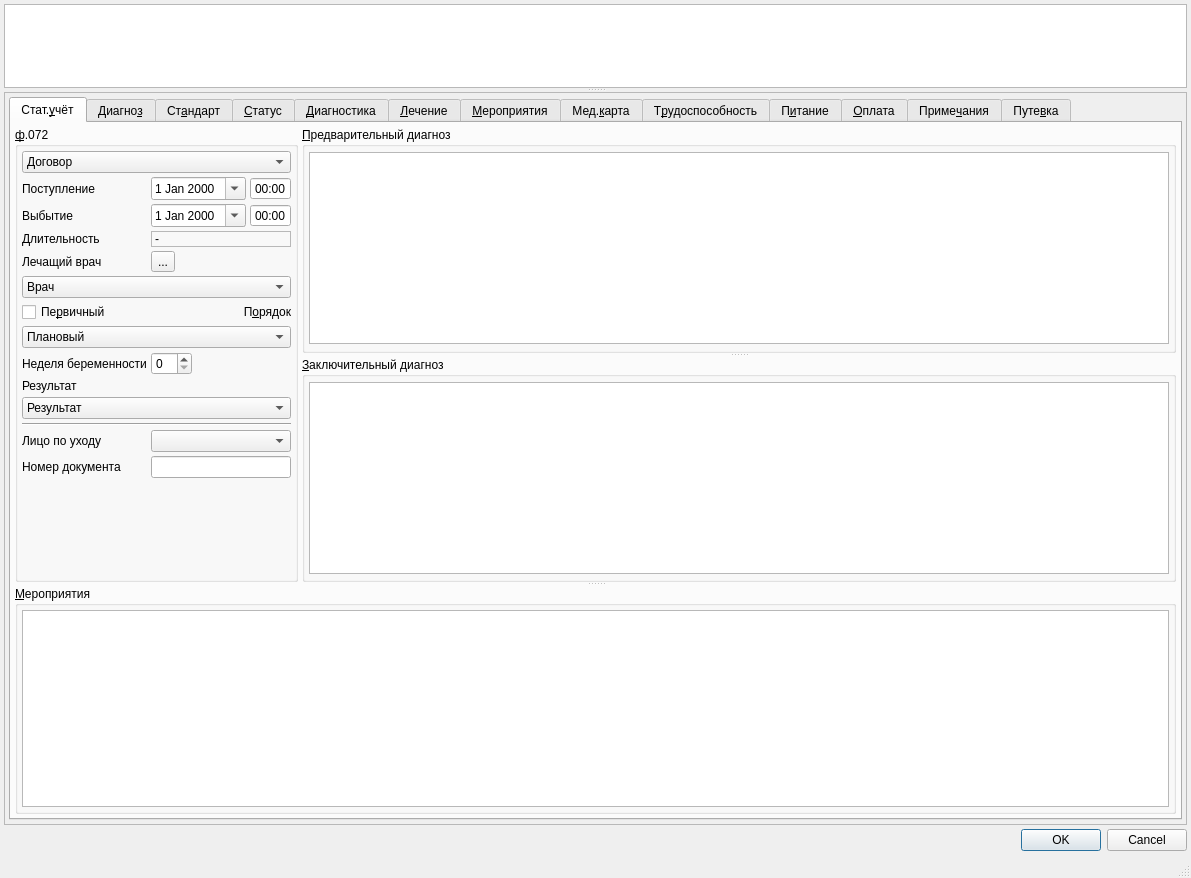
Above: F072/F072.ui from rusingineer/KPS-Samson before the change. Below: the same form after it.
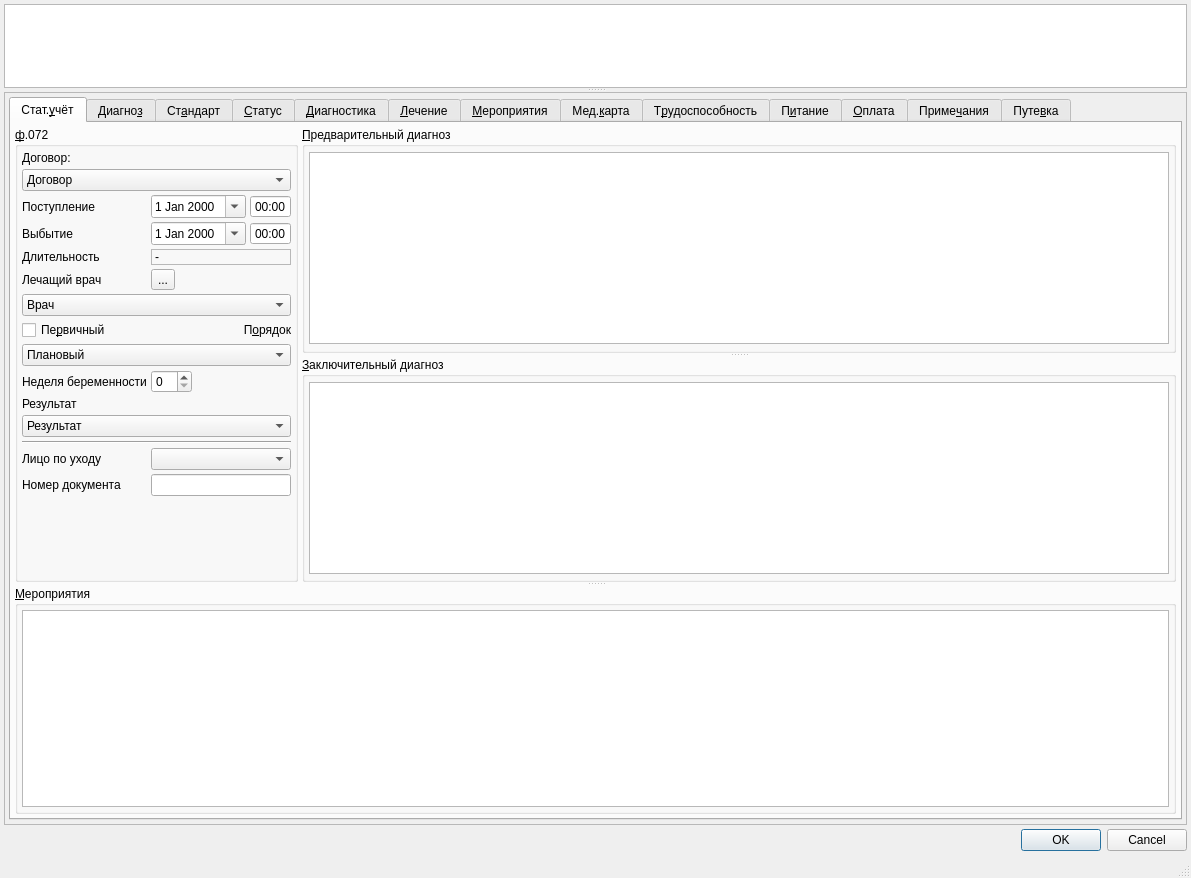
That is the form after the change. Custom widgets are drawn as their Qt base class.

The edit to the form file:
```diff
--- a/F072/F072.ui
+++ b/F072/F072.ui
@@ -203,14 +203,14 @@
                    <property name="spacing">
                     <number>4</number>
                    </property>
-                   <item row="5" column="1">
+                   <item row="6" column="1">
                     <widget class="QToolButton" name="btnExecPersonList">
                      <property name="text">
                       <string>...</string>
                      </property>
                     </widget>
                    </item>
-                   <item row="15" column="0" colspan="2">
+                   <item row="16" column="0" colspan="2">
                     <spacer name="verticalSpacer">
                      <property name="orientation">
                       <enum>Qt::Vertical</enum>
@@ -224,6 +224,13 @@
                     </spacer>
                    </item>
                    <item row="0" column="0" colspan="2">
+                    <widget class="QLabel" name="lblContract">
+                     <property name="text">
+                      <string>Договор:</string>
+                     </property>
+                    </widget>
+                   </item>
+                   <item row="1" column="0" colspan="2">
                     <widget class="CContractComboBox" name="cmbContract">
                      <property name="whatsThis">
                       <string>номер, дата и основание договора в рамках которого производится осмотр</string>
@@ -235,7 +242,7 @@
                      </item>
                     </widget>
                    </item>
-                   <item row="1" column="0">
+                   <item row="2" column="0">
                     <widget class="QLabel" name="lblBegDate">
                      <property name="sizePolicy">
                       <sizepolicy hsizetype="Maximum" vsizetype="Preferred">
@@ -251,7 +258,7 @@
                      </property>
                     </widget>
                    </item>
-                   <item row="2" column="0">
+                   <item row="3" column="0">
                     <widget class="QLabel" name="lblEndDate">
                      <property name="sizePolicy">
                       <sizepolicy hsizetype="Maximum" vsizetype="Preferred">
@@ -267,7 +274,7 @@
                      </property>
                     </widget>
                    </item>
-                   <item row="3" column="0">
+                   <item row="4" column="0">
                     <widget class="QLabel" name="lblDuration">
                      <property name="sizePolicy">
                       <sizepolicy hsizetype="Maximum" vsizetype="Preferred">
@@ -280,7 +287,7 @@
                      </property>
                     </widget>
                    </item>
-                   <item row="3" column="1">
+                   <item row="4" column="1">
                     <widget class="QLabel" name="lblDurationValue">
                      <property name="frameShape">
                       <enum>QFrame::StyledPanel</enum>
@@ -293,7 +300,7 @@
                      </property>
                     </widget>
                    </item>
-                   <item row="6" column="0" colspan="2">
+                   <item row="7" column="0" colspan="2">
                     <widget class="CPersonComboBoxEx" name="cmbPerson">
                      <property name="whatsThis">
                       <string>врач отвечающий за осмотр (терапевт)</string>
@@ -305,14 +312,14 @@
                      </item>
                     </widget>
                    </item>
-                   <item row="7" column="0">
+                   <item row="8" column="0">
                     <widget class="QCheckBox" name="chkPrimary">
                      <property name="text">
                       <string>Пе&amp;рвичный</string>
                      </property>
                     </widget>
                    </item>
-                   <item row="7" column="1">
+                   <item row="8" column="1">
                     <widget class="QLabel" name="lblOrder">
                      <property name="text">
                       <string>П&amp;орядок</string>
@@ -325,7 +332,7 @@
                      </property>
                     </widget>
                    </item>
-                   <item row="10" column="0" colspan="2">
+                   <item row="11" column="0" colspan="2">
                     <widget class="QLabel" name="lblResult">
                      <property name="sizePolicy">
                       <sizepolicy hsizetype="Maximum" vsizetype="Preferred">
@@ -341,7 +348,7 @@
                      </property>
                     </widget>
                    </item>
-                   <item row="11" column="0" colspan="2">
+                   <item row="12" column="0" colspan="2">
                     <widget class="CRBComboBox" name="cmbResult">
                      <property name="whatsThis">
                       <string>результат осмотра</string>
@@ -353,7 +360,7 @@
                      </item>
                     </widget>
                    </item>
-                   <item row="1" column="1">
+                   <item row="2" column="1">
                     <widget class="QFrame" name="frame_2">
                      <property name="frameShape">
                       <enum>QFrame::NoFrame</enum>
@@ -406,7 +413,7 @@
                      </layout>
                     </widget>
                    </item>
-                   <item row="2" column="1">
+                   <item row="3" column="1">
                     <widget class="QFrame" name="frame_3">
                      <property name="frameShape">
                       <enum>QFrame::NoFrame</enum>
@@ -459,7 +466,7 @@
                      </layout>
                     </widget>
                    </item>
-                   <item row="8" column="0" colspan="2">
+                   <item row="9" column="0" colspan="2">
                     <widget class="CROComboBox" name="cmbOrder">
                      <item>
                       <property name="text">
@@ -493,7 +500,7 @@
                      </item>
                     </widget>
                    </item>
-                   <item row="9" column="0">
+                   <item row="10" column="0">
                     <widget class="QLabel" name="lblPregnancyWeek">
                      <property name="text">
                       <string>Неделя беременности</string>
@@ -503,7 +510,7 @@
                      </property>
                     </widget>
                    </item>
-                   <item row="9" column="1">
+                   <item row="10" column="1">
                     <widget class="QSpinBox" name="edtPregnancyWeek">
                      <property name="sizePolicy">
                       <sizepolicy hsizetype="Maximum" vsizetype="Fixed">
@@ -516,7 +523,7 @@
                      </property>
                     </widget>
                    </item>
-                   <item row="5" column="0">
+                   <item row="6" column="0">
                     <widget class="QLabel" name="lblPerson">
                      <property name="sizePolicy">
                       <sizepolicy hsizetype="Maximum" vsizetype="Preferred">
@@ -532,31 +539,31 @@
                      </property>
                     </widget>
                    </item>
-                   <item row="12" column="0" colspan="2">
+                   <item row="13" column="0" colspan="2">
                     <widget class="Line" name="line">
                      <property name="orientation">
                       <enum>Qt::Horizontal</enum>
                      </property>
                     </widget>
                    </item>
-                   <item row="13" column="0">
+                   <item row="14" column="0">
                     <widget class="QLabel" name="lblClientRelationConsents">
                      <property name="text">
                       <string>Лицо по уходу</string>
                      </property>
                     </widget>
                    </item>
-                   <item row="13" column="1">
+                   <item row="14" column="1">
                     <widget class="CClientRelationComboBoxPatron" name="cmbClientRelationConsents"/>
                    </item>
-                   <item row="14" column="0">
+                   <item row="15" column="0">
                     <widget class="QLabel" name="lblEventExternalId">
                      <property name="text">
                       <string>Номер документа</string>
                      </property>
                     </widget>
                    </item>
-                   <item row="14" column="1">
+                   <item row="15" column="1">
                     <widget class="QLineEdit" name="edtEventExternalIdValue"/>
                    </item>
                   </layout>
```
